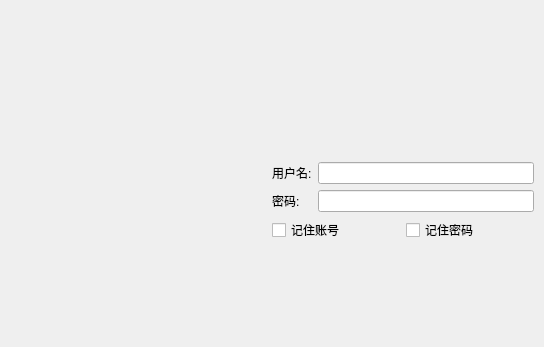
This is LxDairy/src/LoginWidget.ui in leishengxie/FengZhiHong as Qt 5 draws it before an edit; both pictures show x 0 to 544 and y 0 to 347 of the 806 by 586 pixel window. The edited form follows.
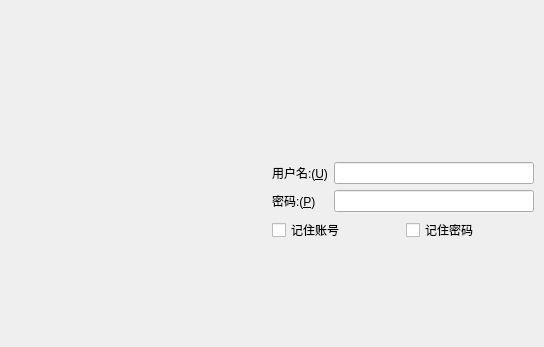
This is the edited form.

Diff of the .ui file:
```diff
--- a/LxDairy/src/LoginWidget.ui
+++ b/LxDairy/src/LoginWidget.ui
@@ -47,7 +47,10 @@
        <item row="0" column="0">
         <widget class="QLabel" name="label">
          <property name="text">
-          <string>用户名:</string>
+          <string>用户名:(&amp;U)</string>
+         </property>
+         <property name="buddy">
+          <cstring>leUserName</cstring>
          </property>
         </widget>
        </item>
@@ -57,7 +60,10 @@
        <item row="1" column="0">
         <widget class="QLabel" name="label_2">
          <property name="text">
-          <string>密码:</string>
+          <string>密码:(&amp;P)</string>
+         </property>
+         <property name="buddy">
+          <cstring>lePasswd</cstring>
          </property>
         </widget>
        </item>
```
